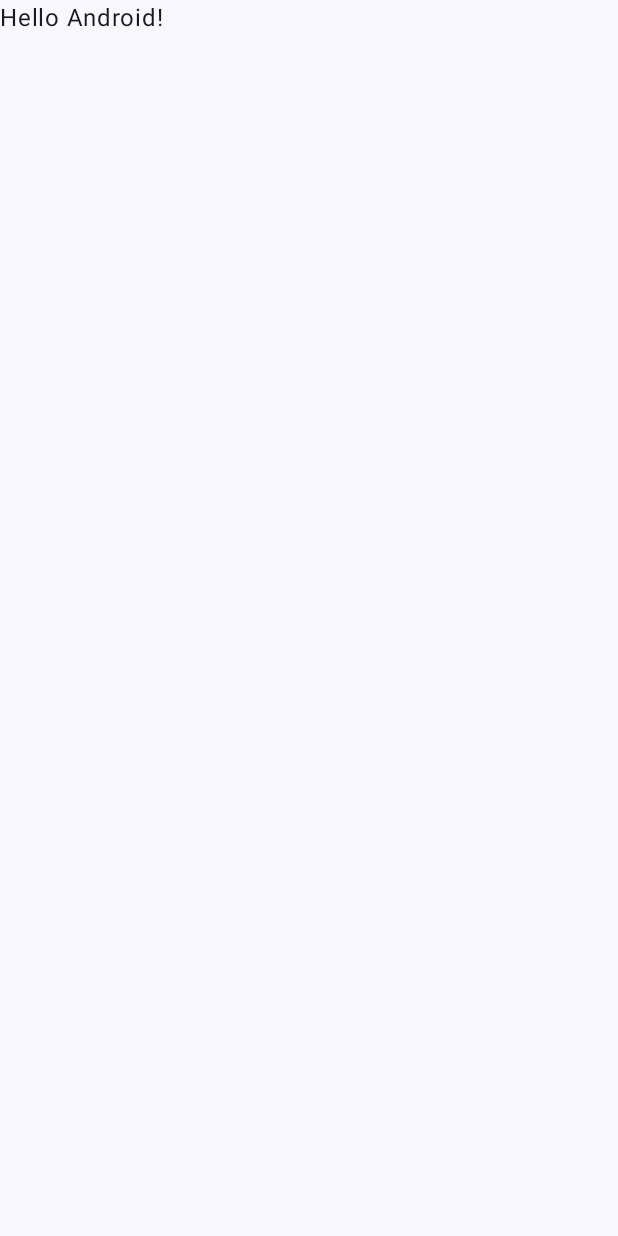
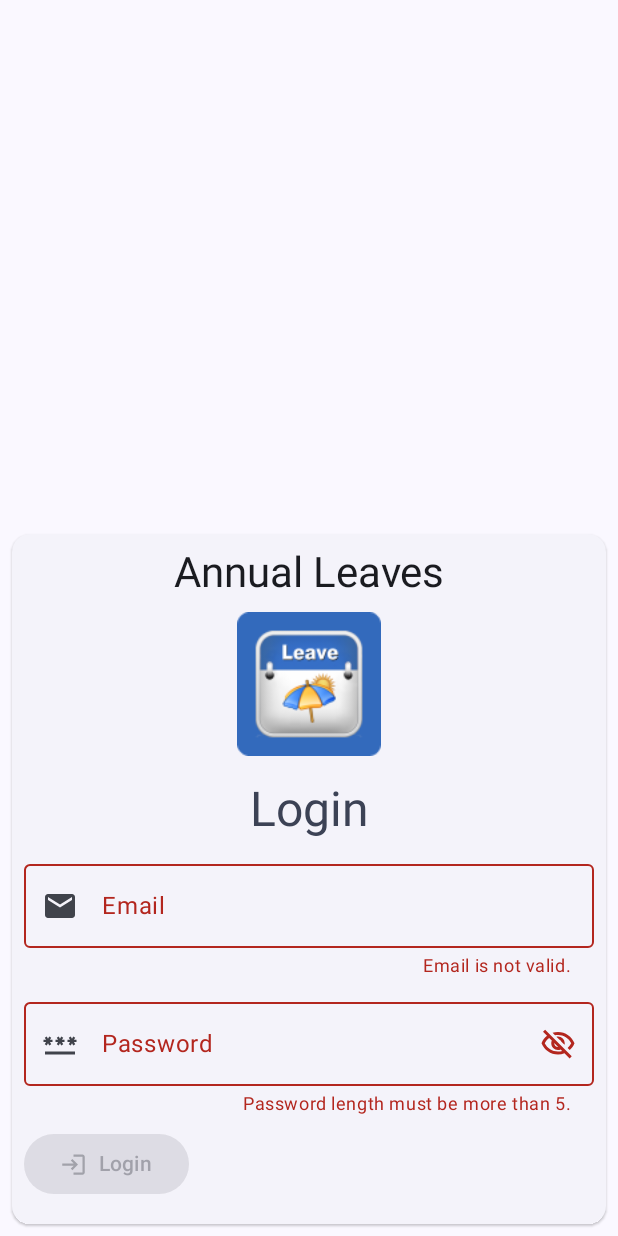
Before and after one commit to panosdim/Annual-Leaves, an Android app built with Jetpack Compose: the screen it shows after launch (LoginActivity), on a phone screen of 412 x 824 dp. Before the commit the screen is almost empty. Run offline under Robolectric (Android 15) with nearby library versions, the phone set to English and light mode, and no system bars; our stand-ins replace Firebase (no records; nobody signed in at launch, a user with empty details on screens opened directly).

Commit message:
Add Login Activity

```diff
--- a/app/build.gradle.kts
+++ b/app/build.gradle.kts
@@ -61,6 +61,7 @@ dependencies {
     implementation(libs.androidx.ui.graphics)
     implementation(libs.androidx.ui.tooling.preview)
     implementation(libs.androidx.material3)
+    implementation(libs.androidx.material.icons)
     implementation(platform(libs.firebase.bom))
     implementation(libs.firebase.database)
     implementation(libs.firebase.auth)
--- /dev/null
+++ b/app/src/main/java/com/panosdim/annualleaves/App.kt
@@ -0,0 +1,10 @@
+package com.panosdim.annualleaves
+
+import androidx.compose.ui.unit.dp
+
+
+val paddingSmall = 4.dp
+val paddingLarge = 8.dp
+val paddingExtraLarge = 16.dp
+
+const val TAG = "AnnualLeaves-Tag"
--- a/app/src/main/java/com/panosdim/annualleaves/LoginActivity.kt
+++ b/app/src/main/java/com/panosdim/annualleaves/LoginActivity.kt
@@ -1,47 +1,51 @@
 package com.panosdim.annualleaves
 
+import android.content.Intent
 import android.os.Bundle
 import androidx.activity.ComponentActivity
 import androidx.activity.compose.setContent
 import androidx.activity.enableEdgeToEdge
 import androidx.compose.foundation.layout.fillMaxSize
-import androidx.compose.foundation.layout.padding
-import androidx.compose.material3.Scaffold
-import androidx.compose.material3.Text
-import androidx.compose.runtime.Composable
+import androidx.compose.material3.MaterialTheme
+import androidx.compose.material3.Surface
 import androidx.compose.ui.Modifier
-import androidx.compose.ui.tooling.preview.Preview
+import com.google.firebase.auth.FirebaseAuth
+import com.google.firebase.auth.ktx.auth
+import com.google.firebase.ktx.Firebase
+import com.panosdim.annualleaves.ui.LoginScreen
 import com.panosdim.annualleaves.ui.theme.AnnualLeavesTheme
 
 class LoginActivity : ComponentActivity() {
+    private lateinit var auth: FirebaseAuth
+
     override fun onCreate(savedInstanceState: Bundle?) {
         super.onCreate(savedInstanceState)
         enableEdgeToEdge()
+
+        // Initialize Firebase Auth
+        auth = Firebase.auth
+
         setContent {
             AnnualLeavesTheme {
-                Scaffold(modifier = Modifier.fillMaxSize()) { innerPadding ->
-                    Greeting2(
-                        name = "Android",
-                        modifier = Modifier.padding(innerPadding)
-                    )
+                Surface(
+                    modifier = Modifier.fillMaxSize(),
+                    color = MaterialTheme.colorScheme.background
+                ) {
+                    LoginScreen(this)
                 }
             }
         }
     }
-}
 
-@Composable
-fun Greeting2(name: String, modifier: Modifier = Modifier) {
-    Text(
-        text = "Hello $name!",
-        modifier = modifier
-    )
-}
-
-@Preview(showBackground = true)
-@Composable
-fun GreetingPreview2() {
-    AnnualLeavesTheme {
-        Greeting2("Android")
+    override fun onStart() {
+        super.onStart()
+        // Check if user is signed in (non-null) and update UI accordingly.
+        val currentUser = auth.currentUser
+        if (currentUser != null) {
+            // Successfully signed in
+            val intent = Intent(this, MainActivity::class.java)
+            intent.flags = Intent.FLAG_ACTIVITY_NEW_TASK or Intent.FLAG_ACTIVITY_CLEAR_TASK
+            startActivity(intent)
+        }
     }
 }
--- /dev/null
+++ b/app/src/main/java/com/panosdim/annualleaves/ui/LoginScreen.kt
@@ -0,0 +1,270 @@
+package com.panosdim.annualleaves.ui
+
+import android.content.Intent
+import android.util.Patterns
+import android.widget.Toast
+import androidx.compose.foundation.layout.Arrangement
+import androidx.compose.foundation.layout.Column
+import androidx.compose.foundation.layout.Spacer
+import androidx.compose.foundation.layout.fillMaxSize
+import androidx.compose.foundation.layout.fillMaxWidth
+import androidx.compose.foundation.layout.imePadding
+import androidx.compose.foundation.layout.navigationBarsPadding
+import androidx.compose.foundation.layout.padding
+import androidx.compose.foundation.layout.size
+import androidx.compose.foundation.rememberScrollState
+import androidx.compose.foundation.text.KeyboardActions
+import androidx.compose.foundation.text.KeyboardOptions
+import androidx.compose.foundation.verticalScroll
+import androidx.compose.material.icons.Icons
+import androidx.compose.material.icons.automirrored.outlined.Login
+import androidx.compose.material.icons.filled.Email
+import androidx.compose.material.icons.filled.Password
+import androidx.compose.material.icons.outlined.Visibility
+import androidx.compose.material.icons.outlined.VisibilityOff
+import androidx.compose.material3.Button
+import androidx.compose.material3.ButtonDefaults
+import androidx.compose.material3.ElevatedCard
+import androidx.compose.material3.Icon
+import androidx.compose.material3.IconButton
+import androidx.compose.material3.LinearProgressIndicator
+import androidx.compose.material3.MaterialTheme
+import androidx.compose.material3.OutlinedTextField
+import androidx.compose.material3.Text
+import androidx.compose.runtime.Composable
+import androidx.compose.runtime.getValue
+import androidx.compose.runtime.mutableStateOf
+import androidx.compose.runtime.remember
+import androidx.compose.runtime.setValue
+import androidx.compose.ui.Alignment
+import androidx.compose.ui.Modifier
+import androidx.compose.ui.platform.LocalContext
+import androidx.compose.ui.platform.LocalSoftwareKeyboardController
+import androidx.compose.ui.res.stringResource
+import androidx.compose.ui.text.input.ImeAction
+import androidx.compose.ui.text.input.KeyboardType
+import androidx.compose.ui.text.input.PasswordVisualTransformation
+import androidx.compose.ui.text.input.VisualTransformation
+import androidx.compose.ui.text.style.TextAlign
+import com.google.firebase.auth.ktx.auth
+import com.google.firebase.ktx.Firebase
+import com.panosdim.annualleaves.LoginActivity
+import com.panosdim.annualleaves.MainActivity
+import com.panosdim.annualleaves.R
+import com.panosdim.annualleaves.paddingExtraLarge
+import com.panosdim.annualleaves.paddingLarge
+
+@Composable
+fun LoginScreen(activity: LoginActivity) {
+    val context = LocalContext.current
+    var email by remember { mutableStateOf("") }
+    var password by remember { mutableStateOf("") }
+    var isLoading by remember {
+        mutableStateOf(false)
+    }
+
+    fun isEmailValid(): Boolean {
+        if (email.isEmpty()) {
+            return false
+        }
+        return Patterns.EMAIL_ADDRESS.matcher(email).matches()
+    }
+
+    fun isPasswordValid(): Boolean {
+        return !(password.isEmpty() || password.length < 5)
+    }
+
+    fun isFormValid(): Boolean {
+        return isEmailValid() && isPasswordValid()
+    }
+
+    fun login() {
+        isLoading = true
+
+        Firebase.auth.signInWithEmailAndPassword(email, password)
+            .addOnCompleteListener(activity) { task ->
+                if (task.isSuccessful) {
+                    val intent = Intent(context, MainActivity::class.java)
+                    intent.flags = Intent.FLAG_ACTIVITY_NEW_TASK or Intent.FLAG_ACTIVITY_CLEAR_TASK
+                    context.startActivity(intent)
+
+                    //Complete and destroy login activity once successful
+                    activity.finish()
+                } else {
+                    // If sign in fails, display a message to the user.
+                    isLoading = false
+                    Toast.makeText(
+                        context,
+                        R.string.authentication_failed,
+                        Toast.LENGTH_SHORT,
+                    ).show()
+                }
+            }
+
+    }
+
+    Column(
+        modifier = Modifier
+            .fillMaxSize()
+            .navigationBarsPadding()
+            .imePadding()
+            .verticalScroll(rememberScrollState()),
+        horizontalAlignment = Alignment.CenterHorizontally,
+        verticalArrangement = Arrangement.Bottom
+    ) {
+        ElevatedCard(
+            modifier = Modifier
+                .fillMaxWidth()
+                .padding(paddingLarge)
+        ) {
+            Column(
+                modifier = Modifier
+                    .padding(horizontal = paddingLarge)
+                    .padding(bottom = paddingExtraLarge)
+            ) {
+                Text(
+                    modifier = Modifier
+                        .padding(top = paddingLarge)
+                        .fillMaxWidth(),
+                    style = MaterialTheme.typography.headlineMedium,
+                    text = stringResource(id = R.string.app_name),
+                    textAlign = TextAlign.Center
+                )
+
+                AppLogo()
+
+                Text(
+                    modifier = Modifier
+                        .padding(top = paddingLarge)
+                        .fillMaxWidth(),
+                    style = MaterialTheme.typography.headlineLarge,
+                    color = MaterialTheme.colorScheme.secondary,
+                    textAlign = TextAlign.Center,
+                    text = stringResource(id = R.string.login)
+                )
+
+                OutlinedTextField(
+                    value = email,
+                    keyboardOptions = KeyboardOptions(
+                        keyboardType = KeyboardType.Email,
+                        imeAction = ImeAction.Next
+                    ),
+                    singleLine = true,
+                    leadingIcon = {
+                        Icon(
+                            imageVector = Icons.Default.Email,
+                            contentDescription = stringResource(id = R.string.email)
+                        )
+                    },
+                    isError = !isEmailValid(),
+                    supportingText = {
+                        if (!isEmailValid()) {
+                            Text(
+                                modifier = Modifier.fillMaxWidth(),
+                                text = "Email is not valid.",
+                                textAlign = TextAlign.End,
+                            )
+                        }
+                    },
+                    onValueChange = { email = it },
+                    label = { Text(stringResource(id = R.string.email)) },
+                    modifier = Modifier
+                        .padding(top = paddingLarge)
+                        .fillMaxWidth()
+                )
+
+                val keyboardController = LocalSoftwareKeyboardController.current
+
+                var isPasswordVisible by remember {
+                    mutableStateOf(false)
+                }
+
+                OutlinedTextField(
+                    modifier = Modifier
+                        .padding(top = paddingLarge)
+                        .fillMaxWidth(),
+                    value = password,
+                    onValueChange = { password = it },
+                    label = {
+                        Text(stringResource(id = R.string.password))
+                    },
+                    leadingIcon = {
+                        Icon(
+                            imageVector = Icons.Default.Password,
+                            contentDescription = stringResource(id = R.string.password)
+                        )
+                    },
+                    trailingIcon = {
+                        IconButton(onClick = {
+                            isPasswordVisible = !isPasswordVisible
+                        }) {
+
+                            val visibleIconAndText = Pair(
+                                first = Icons.Outlined.Visibility,
+                                second = stringResource(id = R.string.icon_password_visible)
+                            )
+
+                            val hiddenIconAndText = Pair(
+                                first = Icons.Outlined.VisibilityOff,
+                                second = stringResource(id = R.string.icon_password_hidden)
+                            )
+
+                            val passwordVisibilityIconAndText =
+                                if (isPasswordVisible) visibleIconAndText else hiddenIconAndText
+
+                            // Render Icon
+                            Icon(
+                                imageVector = passwordVisibilityIconAndText.first,
+                                contentDescription = passwordVisibilityIconAndText.second
+                            )
+                        }
+                    },
+                    singleLine = true,
+                    visualTransformation = if (isPasswordVisible) VisualTransformation.None else PasswordVisualTransformation(),
+                    keyboardOptions = KeyboardOptions(
+                        keyboardType = KeyboardType.Password,
+                        imeAction = ImeAction.Done
+                    ),
+                    keyboardActions = KeyboardActions(onDone = {
+                        keyboardController?.hide()
+                        if (isFormValid() && !isLoading) {
+                            login()
+                        }
+                    }),
+                    isError = !isPasswordValid(),
+                    supportingText = {
+                        if (!isPasswordValid()) {
+                            Text(
+                                modifier = Modifier.fillMaxWidth(),
+                                text = "Password length must be more than 5.",
+                                textAlign = TextAlign.End,
+                            )
+                        }
+                    },
+                )
+
+                if (isLoading) {
+                    LinearProgressIndicator(
+                        modifier = Modifier
+                            .fillMaxWidth()
+                            .padding(top = paddingLarge)
+                    )
+                }
+
+                Button(
+                    modifier = Modifier.padding(top = paddingLarge),
+                    enabled = isFormValid() && !isLoading,
+                    onClick = { login() },
+                ) {
+                    Icon(
+                        Icons.AutoMirrored.Outlined.Login,
+                        contentDescription = null,
+                        modifier = Modifier.size(ButtonDefaults.IconSize)
+                    )
+                    Spacer(Modifier.size(ButtonDefaults.IconSpacing))
+                    Text(stringResource(id = R.string.login))
+                }
+            }
+        }
+    }
+}
--- /dev/null
+++ b/app/src/main/java/com/panosdim/annualleaves/ui/Logo.kt
@@ -0,0 +1,49 @@
+package com.panosdim.annualleaves.ui
+
+import android.graphics.Bitmap
+import android.graphics.Canvas
+import androidx.compose.foundation.Image
+import androidx.compose.foundation.layout.Arrangement
+import androidx.compose.foundation.layout.Column
+import androidx.compose.foundation.layout.fillMaxSize
+import androidx.compose.foundation.layout.padding
+import androidx.compose.foundation.layout.requiredSize
+import androidx.compose.runtime.Composable
+import androidx.compose.ui.Alignment
+import androidx.compose.ui.Modifier
+import androidx.compose.ui.graphics.asImageBitmap
+import androidx.compose.ui.platform.LocalContext
+import androidx.compose.ui.res.stringResource
+import androidx.compose.ui.unit.dp
+import androidx.core.content.res.ResourcesCompat
+import com.panosdim.annualleaves.R
+import com.panosdim.annualleaves.paddingLarge
+
+@Composable
+fun AppLogo() {
+    ResourcesCompat.getDrawable(
+        LocalContext.current.resources,
+        R.mipmap.ic_launcher, LocalContext.current.theme
+    )?.let { drawable ->
+        val bitmap = Bitmap.createBitmap(
+            drawable.intrinsicWidth, drawable.intrinsicHeight,
+            Bitmap.Config.ARGB_8888
+        )
+        val canvas = Canvas(bitmap)
+        drawable.setBounds(0, 0, canvas.width, canvas.height)
+        drawable.draw(canvas)
+        Column(
+            modifier = Modifier
+                .fillMaxSize()
+                .padding(paddingLarge),
+            verticalArrangement = Arrangement.Center,
+            horizontalAlignment = Alignment.CenterHorizontally
+        ) {
+            Image(
+                bitmap = bitmap.asImageBitmap(),
+                stringResource(id = R.string.app_name),
+                modifier = Modifier.requiredSize(96.dp)
+            )
+        }
+    }
+}
--- a/app/src/main/res/values/strings.xml
+++ b/app/src/main/res/values/strings.xml
@@ -1,4 +1,9 @@
 <resources>
     <string name="app_name">Annual Leaves</string>
-    <string name="title_activity_login">LoginActivity</string>
+    <string name="authentication_failed">Authentication failed</string>
+    <string name="login">Login</string>
+    <string name="email">Email</string>
+    <string name="password">Password</string>
+    <string name="icon_password_visible">Password Visible</string>
+    <string name="icon_password_hidden">Password Hidden</string>
 </resources>
--- a/gradle/libs.versions.toml
+++ b/gradle/libs.versions.toml
@@ -27,6 +27,7 @@ androidx-ui-tooling-preview = { group = "androidx.compose.ui", name = "ui-toolin
 androidx-ui-test-manifest = { group = "androidx.compose.ui", name = "ui-test-manifest" }
 androidx-ui-test-junit4 = { group = "androidx.compose.ui", name = "ui-test-junit4" }
 androidx-material3 = { group = "androidx.compose.material3", name = "material3" }
+androidx-material-icons = { group = "androidx.compose.material", name = "material-icons-extended" }
 firebase-bom = { group = "com.google.firebase", name = "firebase-bom", version.ref = "firebaseBom" }
 firebase-database = { group = "com.google.firebase", name = "firebase-database" }
 firebase-auth = { group = "com.google.firebase", name = "firebase-auth" }
```
